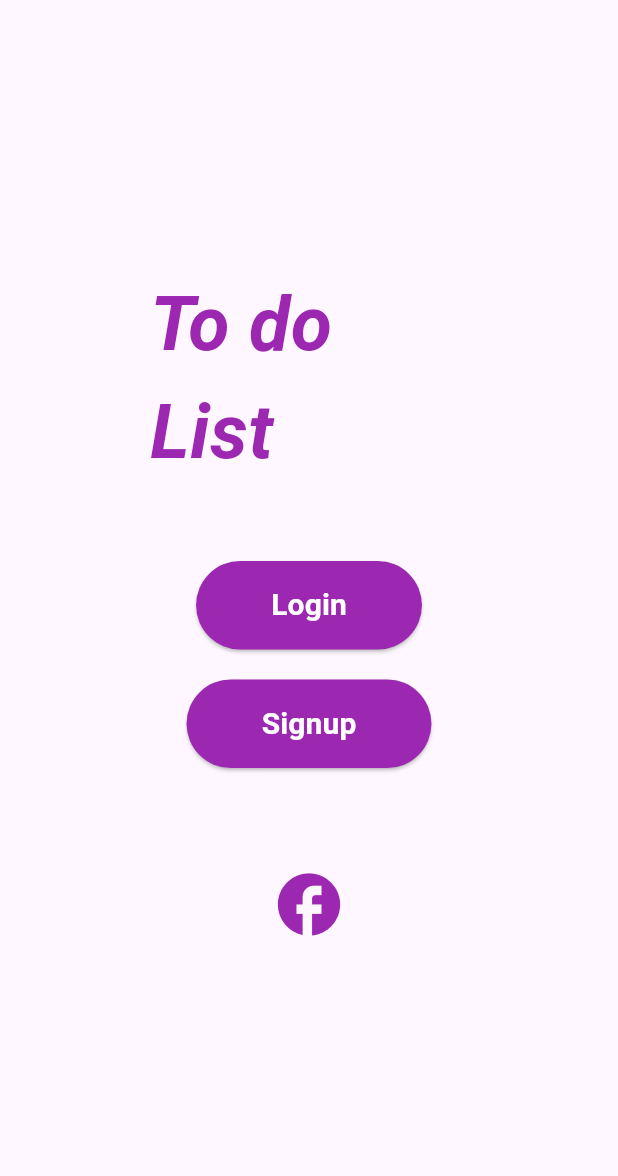
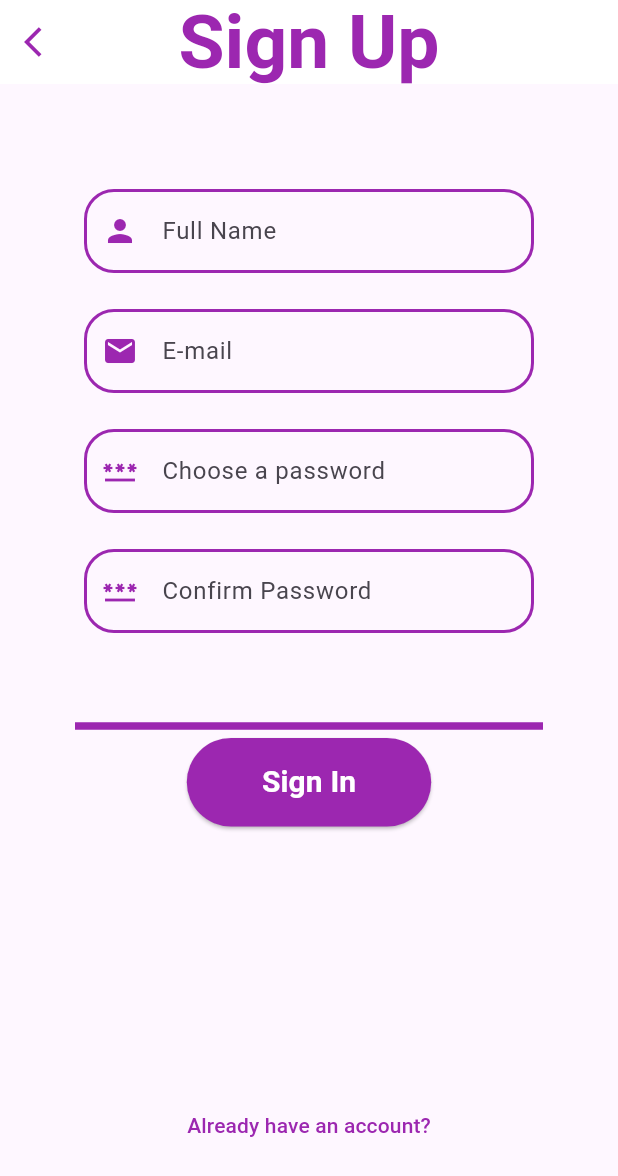
Before and after one commit to ShahidC0de/to-do-list-app, a Flutter app: the screen it shows after launch, after a tap on "Signup", on a phone screen of 412 x 824 dp. Shown: the top 1176 px of the screen. Run offline on Flutter 3.47's test engine with Material 3 defaults, Android fonts, the phone set to English and light mode, and no system bars; our stand-ins replace google_fonts; Roboto replaces fonts that are missing (Acme).

Commit message:
2nd day UI

```diff
--- a/lib/main.dart
+++ b/lib/main.dart
@@ -1,6 +1,7 @@
 import 'package:flutter/material.dart';
 import 'package:todo_app/routes/routes.dart';
 import 'package:todo_app/screens/login_screen.dart';
+import 'package:todo_app/screens/sign_up_screen.dart';
 import 'package:todo_app/screens/welome_screen.dart';
 
 void main() {
@@ -22,6 +23,7 @@ class MyApp extends StatelessWidget {
       ),
       routes: {
         loginView: (context) => const LoginScreen(),
+        signView: (context) => const SignUpView(),
       },
       home: const WelcomeScreen(),
     );
--- a/lib/routes/routes.dart
+++ b/lib/routes/routes.dart
@@ -1 +1,2 @@
 const loginView = 'lib/screens/LoginView';
+const signView = 'lib/screeens/sign_up_screen';
--- /dev/null
+++ b/lib/screens/sign_up_screen.dart
@@ -0,0 +1,191 @@
+import 'package:flutter/material.dart';
+import 'package:google_fonts/google_fonts.dart';
+
+class SignUpView extends StatelessWidget {
+  const SignUpView({super.key});
+
+  @override
+  Widget build(BuildContext context) {
+    return Scaffold(
+      appBar: AppBar(
+        title: Text(
+          'Sign Up',
+          style: GoogleFonts.acme(
+            color: Colors.purple,
+            fontWeight: FontWeight.bold,
+            fontSize: 50,
+          ),
+        ),
+        leading: IconButton(
+            onPressed: () {
+              Navigator.of(context).pop();
+            },
+            icon: const Icon(
+              Icons.arrow_back_ios,
+              color: Colors.purple,
+            )),
+        backgroundColor: Colors.white,
+        centerTitle: true,
+      ),
+      body: Padding(
+          padding: const EdgeInsets.symmetric(horizontal: 50, vertical: 50),
+          child: Center(
+            child: Column(
+              crossAxisAlignment: CrossAxisAlignment.center,
+              mainAxisAlignment: MainAxisAlignment.center,
+              children: [
+                const SizedBox(
+                  height: 20,
+                ),
+                SizedBox(
+                  height: 60,
+                  width: 300,
+                  child: TextFormField(
+                    decoration: InputDecoration(
+                        hintText: 'Full Name',
+                        prefixIcon: const Icon(
+                          Icons.person,
+                          color: Colors.purple,
+                        ),
+                        enabledBorder: OutlineInputBorder(
+                          borderRadius: BorderRadius.circular(20),
+                          borderSide: const BorderSide(
+                            color: Colors.purple,
+                            width: 2,
+                          ),
+                        ),
+                        focusedBorder: OutlineInputBorder(
+                            borderRadius: BorderRadius.circular(20),
+                            borderSide: const BorderSide(
+                              color: Colors.purple,
+                              width: 4,
+                            ))),
+                  ),
+                ),
+                const SizedBox(
+                  height: 20,
+                ),
+                SizedBox(
+                  height: 60,
+                  width: 300,
+                  child: TextFormField(
+                    decoration: InputDecoration(
+                        hintText: 'E-mail',
+                        prefixIcon: const Icon(
+                          Icons.email,
+                          color: Colors.purple,
+                        ),
+                        enabledBorder: OutlineInputBorder(
+                          borderRadius: BorderRadius.circular(20),
+                          borderSide: const BorderSide(
+                            color: Colors.purple,
+                            width: 2,
+                          ),
+                        ),
+                        focusedBorder: OutlineInputBorder(
+                            borderRadius: BorderRadius.circular(20),
+                            borderSide: const BorderSide(
+                              color: Colors.purple,
+                              width: 4,
+                            ))),
+                  ),
+                ),
+                const SizedBox(
+                  height: 20,
+                ),
+                SizedBox(
+                  height: 60,
+                  width: 300,
+                  child: TextFormField(
+                    decoration: InputDecoration(
+                        hintText: 'Choose a password',
+                        prefixIcon: const Icon(
+                          Icons.password,
+                          color: Colors.purple,
+                        ),
+                        enabledBorder: OutlineInputBorder(
+                          borderRadius: BorderRadius.circular(20),
+                          borderSide: const BorderSide(
+                            color: Colors.purple,
+                            width: 2,
+                          ),
+                        ),
+                        focusedBorder: OutlineInputBorder(
+                            borderRadius: BorderRadius.circular(20),
+                            borderSide: const BorderSide(
+                              color: Colors.purple,
+                              width: 4,
+                            ))),
+                  ),
+                ),
+                const SizedBox(
+                  height: 20,
+                ),
+                SizedBox(
+                  height: 60,
+                  width: 300,
+                  child: TextFormField(
+                    decoration: InputDecoration(
+                        hintText: 'Confirm Password',
+                        prefixIcon: const Icon(
+                          Icons.password,
+                          color: Colors.purple,
+                        ),
+                        enabledBorder: OutlineInputBorder(
+                          borderRadius: BorderRadius.circular(20),
+                          borderSide: const BorderSide(
+                            color: Colors.purple,
+                            width: 2,
+                          ),
+                        ),
+                        focusedBorder: OutlineInputBorder(
+                            borderRadius: BorderRadius.circular(20),
+                            borderSide: const BorderSide(
+                              color: Colors.purple,
+                              width: 4,
+                            ))),
+                  ),
+                ),
+                const SizedBox(
+                  height: 50,
+                ),
+                const Divider(
+                  thickness: 5,
+                  color: Colors.purple,
+                ),
+                ElevatedButton(
+                  style: ElevatedButton.styleFrom(
+                    backgroundColor: Colors.purple,
+                    padding: const EdgeInsets.symmetric(
+                        horizontal: 50, vertical: 15),
+                    shape: RoundedRectangleBorder(
+                      borderRadius: BorderRadius.circular(30),
+                    ),
+                  ),
+                  onPressed: () {
+                    //   Navigator.of(context).pushNamed(loginView);
+                  },
+                  child: Text(
+                    'Sign In',
+                    style: GoogleFonts.acme(
+                      fontSize: 20,
+                      color: Colors.white,
+                      fontWeight: FontWeight.bold,
+                    ),
+                  ),
+                ),
+                const Spacer(),
+                TextButton(
+                    onPressed: () {},
+                    child: Text(
+                      'Already have an account?',
+                      style: GoogleFonts.acme(
+                        color: Colors.purple,
+                      ),
+                    ))
+              ],
+            ),
+          )),
+    );
+  }
+}
--- a/lib/screens/welome_screen.dart
+++ b/lib/screens/welome_screen.dart
@@ -43,7 +43,7 @@ class WelcomeScreen extends StatelessWidget {
                 Navigator.of(context).pushNamed(loginView);
               },
               child: Text(
-                'Login',
+                'Sign In',
                 style: GoogleFonts.acme(
                   fontSize: 20,
                   color: Colors.white,
@@ -64,7 +64,7 @@ class WelcomeScreen extends StatelessWidget {
                 ),
               ),
               onPressed: () {
-                // Add your signup logic here
+                Navigator.of(context).pushNamed(signView);
               },
               child: Text(
                 'Signup',
```
Also changed, not shown: lib/screens/login_screen.dart (+92 -5 lines).
